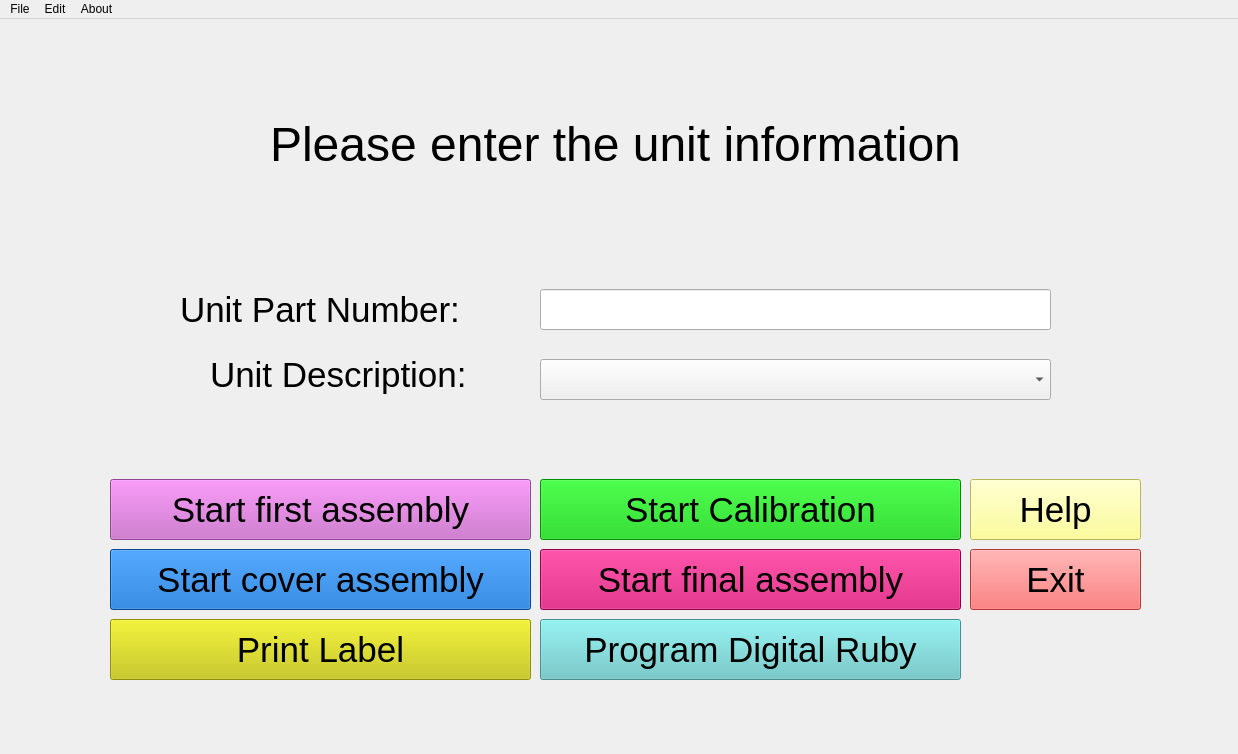
Qt form window/main_window.ui (JewellInstruments/Ruby_Program) before a commit.
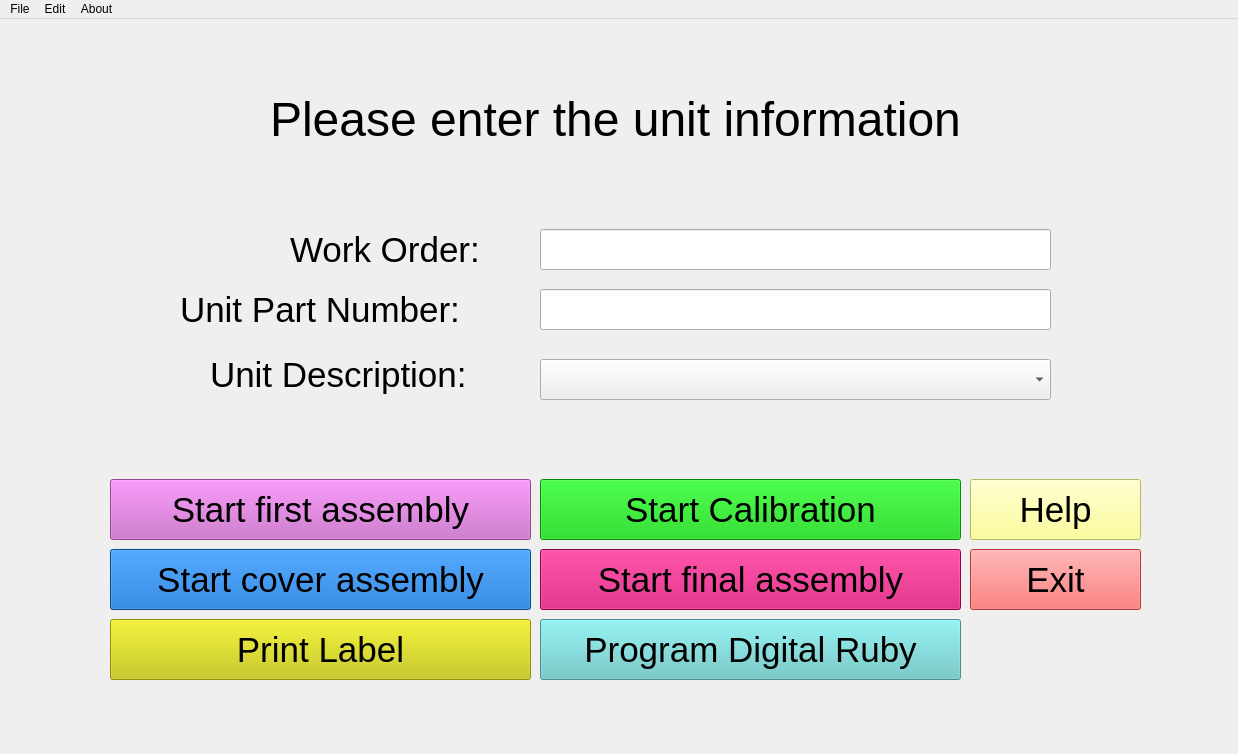
The same form after that commit.

Diff of the .ui file:
```diff
--- a/window/main_window.ui
+++ b/window/main_window.ui
@@ -18,9 +18,9 @@
     <property name="geometry">
      <rect>
       <x>140</x>
-      <y>20</y>
+      <y>60</y>
       <width>951</width>
-      <height>211</height>
+      <height>81</height>
      </rect>
     </property>
     <property name="font">
@@ -976,6 +976,45 @@
      <string>Program Digital Ruby</string>
     </property>
    </widget>
+   <widget class="QLabel" name="label_13">
+    <property name="enabled">
+     <bool>true</bool>
+    </property>
+    <property name="geometry">
+     <rect>
+      <x>290</x>
+      <y>210</y>
+      <width>241</width>
+      <height>41</height>
+     </rect>
+    </property>
+    <property name="font">
+     <font>
+      <pointsize>26</pointsize>
+     </font>
+    </property>
+    <property name="text">
+     <string>Work Order:</string>
+    </property>
+   </widget>
+   <widget class="QLineEdit" name="work_order_le">
+    <property name="geometry">
+     <rect>
+      <x>540</x>
+      <y>210</y>
+      <width>511</width>
+      <height>41</height>
+     </rect>
+    </property>
+    <property name="font">
+     <font>
+      <pointsize>12</pointsize>
+     </font>
+    </property>
+    <property name="text">
+     <string/>
+    </property>
+   </widget>
   </widget>
   <widget class="QMenuBar" name="menubar">
    <property name="geometry">
```
Left out of the diff: 2 changed lines with no effect on the pictures.
